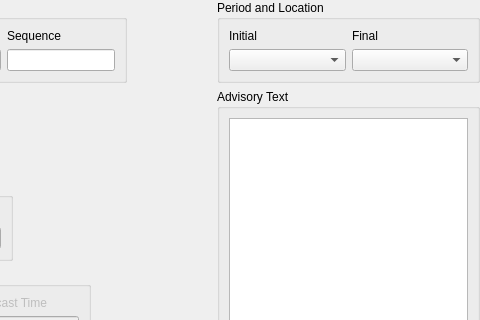
This is tafor/components/ui/sigmet_ash.ui in up1and/tafor as Qt 5 draws it before an edit; both pictures show x 233 to 713 and y 0 to 320 of the 713 by 528 pixel window. The edited form follows.
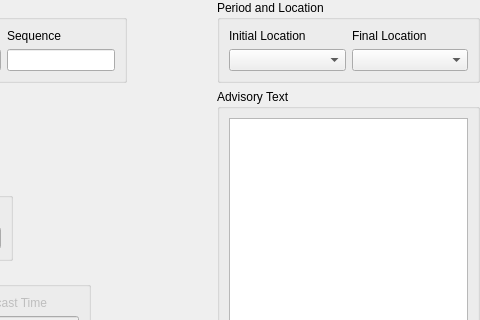
This is the edited form.

Diff of the .ui file:
```diff
--- a/tafor/components/ui/sigmet_ash.ui
+++ b/tafor/components/ui/sigmet_ash.ui
@@ -457,14 +457,14 @@
          <item row="0" column="0">
           <widget class="QLabel" name="initialLabel">
            <property name="text">
-            <string>Initial</string>
+            <string>Initial Location</string>
            </property>
           </widget>
          </item>
          <item row="0" column="1">
           <widget class="QLabel" name="finalLabel">
            <property name="text">
-            <string>Final</string>
+            <string>Final Location</string>
            </property>
           </widget>
          </item>
```
